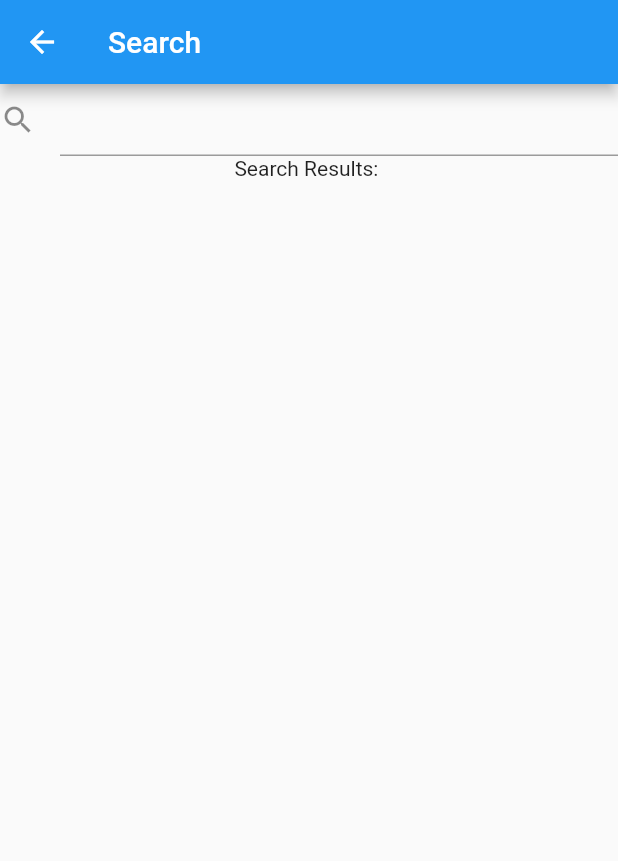
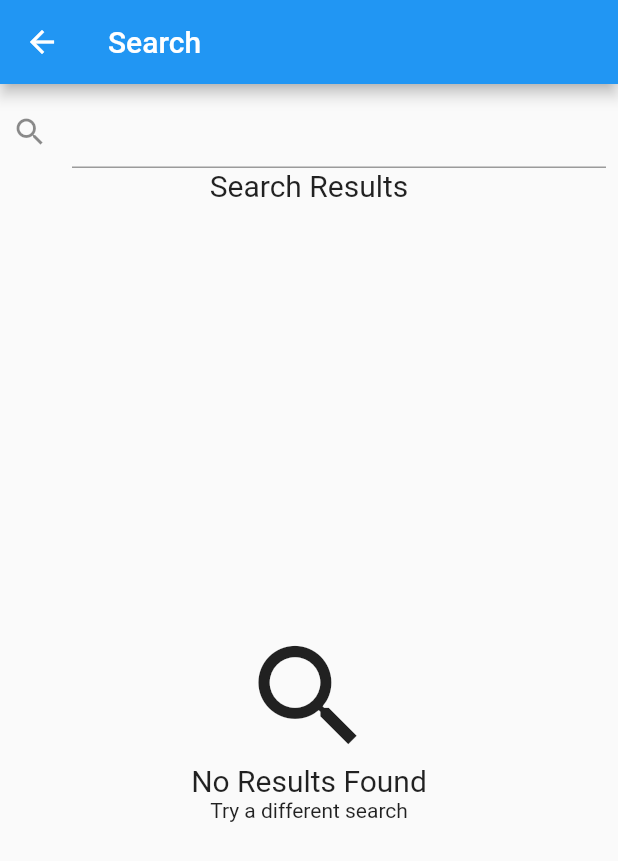
Before and after one commit to Ayobami0/ComicReaderApp, a Flutter app: the screen it shows after launch, after a tap on the "search" icon, on a phone screen of 412 x 824 dp. Shown: the top 861 px of the screen. Run offline on Flutter 3.47's test engine with Material 2 defaults, Android fonts, the phone set to English and light mode, and no system bars; our stand-ins replace cached_network_image; network calls fail.

Commit message:
Add page for search

```diff
--- a/lib/comics.dart
+++ b/lib/comics.dart
@@ -1,4 +1,3 @@
-import 'package:async/async.dart';
 import 'dart:convert';
 
 import 'package:http/http.dart' as http;
@@ -10,7 +9,6 @@ Future<List> getAllComicsJson({page = 1, sort = '', search = ''}) async {
   if (response.statusCode == 200) {
     return jsonDecode(response.body);
   } else {
-    print(response.statusCode);
     throw Exception('Unable to get response');
   }
 }
--- a/lib/pages/main_comic_page.dart
+++ b/lib/pages/main_comic_page.dart
@@ -74,7 +74,7 @@ class _MainComicPageState extends State<MainComicPage> with AutomaticKeepAliveCl
             future: getAllComicsJson(page: _page, sort: widget.sort),
             builder: ((context, snapshot) {
               if (snapshot.hasData) {
-                dynamic data = items;
+                List data = items;
                 return RefreshIndicator(
                   onRefresh: refresh,
                   child: GridView.builder(
--- a/lib/pages/search_page.dart
+++ b/lib/pages/search_page.dart
@@ -1,3 +1,5 @@
+import 'package:comic_reader/comics.dart';
+import 'package:comic_reader/widgets/comic_tile.dart';
 import 'package:flutter/material.dart';
 
 class SearchPage extends StatefulWidget {
@@ -8,11 +10,11 @@ class SearchPage extends StatefulWidget {
 }
 
 class _SearchPageState extends State<SearchPage> {
-
   final _textController = TextEditingController();
+  String searchText = '';
 
   @override
-  void dispose(){
+  void dispose() {
     _textController.dispose();
 
     super.dispose();
@@ -24,16 +26,105 @@ class _SearchPageState extends State<SearchPage> {
       appBar: AppBar(
         title: const Text('Search'),
       ),
-      body: Column(
-        children: [
+      body: Padding(
+        padding: const EdgeInsets.all(8.0),
+        child: Column(children: [
           TextField(
+            onChanged: (value) {
+              setState(() {
+                searchText = value;
+              });
+            },
             controller: _textController,
             decoration: const InputDecoration(icon: Icon(Icons.search)),
           ),
-          const Text('Search Results: '),
-          Text(_textController.text)
-        ]
+          const Text(
+            'Search Results',
+            style: TextStyle(fontSize: 20),
+          ),
+          Text(searchText),
+          Expanded(
+              child: searchText.isEmpty
+                  ? const NotFoundWidget()
+                  : SearchResult(searchTerm: searchText))
+        ]),
       ),
     );
   }
 }
+
+class SearchResult extends StatefulWidget {
+  final String searchTerm;
+
+  const SearchResult({Key? key, required this.searchTerm}) : super(key: key);
+
+  @override
+  State<SearchResult> createState() => _SearchResultState();
+}
+
+class _SearchResultState extends State<SearchResult> {
+  Future<List> search() async {
+    List listData = await getAllComicsJson(page: 0, search: widget.searchTerm);
+
+    return listData;
+  }
+
+  @override
+  Widget build(BuildContext context) {
+    return FutureBuilder(
+      future: search(),
+      builder: ((BuildContext context, AsyncSnapshot snapshot) {
+        if (snapshot.hasData) {
+          if (snapshot.data.isEmpty) {
+            return const NotFoundWidget();
+          }
+          return GridView.builder(
+              itemCount: snapshot.data.length + 1,
+              gridDelegate: const SliverGridDelegateWithFixedCrossAxisCount(
+                  crossAxisCount: 2,
+                  mainAxisSpacing: 5,
+                  crossAxisSpacing: 5,
+                  childAspectRatio: 3 / 5),
+              itemBuilder: ((context, index) {
+                return Card(
+                  elevation: 5,
+                  child: ComicDisplayTile(
+                    comic: Comic.fromJson(snapshot.data[index]),
+                  ),
+                );
+              }));
+        } else if (snapshot.hasError) {
+          return const Center(
+            child: Icon(Icons.error),
+          );
+        } else {
+          return const Center(
+            child: CircularProgressIndicator(),
+          );
+        }
+      }),
+    );
+  }
+}
+
+class NotFoundWidget extends StatelessWidget {
+  const NotFoundWidget({Key? key}) : super(key: key);
+
+  @override
+  Widget build(BuildContext context) {
+    return Center(
+      child:
+          Column(mainAxisAlignment: MainAxisAlignment.center, children: const [
+        Icon(
+          Icons.search,
+          size: 90,
+        ),
+        Text(
+          'No Results Found',
+          style: TextStyle(fontSize: 20),
+        ),
+        Text('Try a different search')
+      ]),
+    );
+  }
+}
--- a/pubspec.yaml
+++ b/pubspec.yaml
@@ -64,7 +64,7 @@ flutter:
 
   # To add assets to your application, add an assets section, like this:
   assets:
-    - assets/
+    - assets/loading/
 
   # An image asset can refer to one or more resolution-specific "variants", see
   # https://flutter.dev/assets-and-images/#resolution-aware
```
